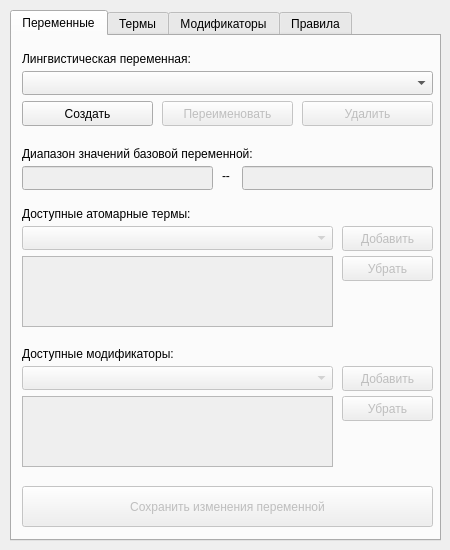
Above: fuzzy.ui from chrinide/pyfrbs before the change. Below: the same form after it.
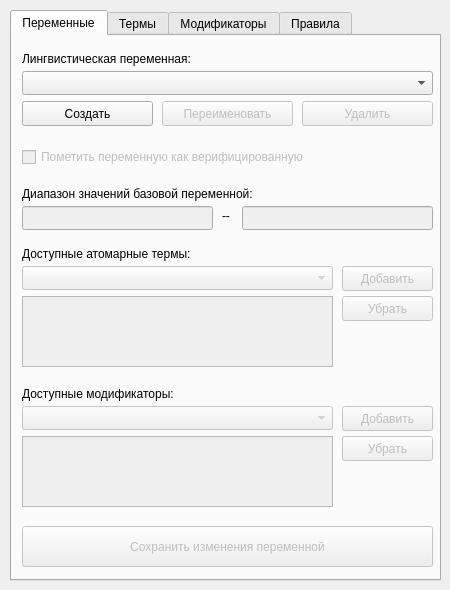
That is the form after the change.

Commit message: Implement variables, term and hedges verification

Diff of the .ui file:
```diff
--- a/fuzzy.ui
+++ b/fuzzy.ui
@@ -7,19 +7,19 @@
     <x>0</x>
     <y>0</y>
     <width>450</width>
-    <height>550</height>
+    <height>590</height>
    </rect>
   </property>
   <property name="minimumSize">
    <size>
     <width>450</width>
-    <height>550</height>
+    <height>590</height>
    </size>
   </property>
   <property name="maximumSize">
    <size>
     <width>450</width>
-    <height>550</height>
+    <height>590</height>
    </size>
   </property>
   <property name="windowTitle">
@@ -35,7 +35,7 @@
       <x>10</x>
       <y>10</y>
       <width>431</width>
-      <height>531</height>
+      <height>571</height>
      </rect>
     </property>
     <property name="currentIndex">
@@ -65,7 +65,7 @@
       <property name="geometry">
        <rect>
         <x>10</x>
-        <y>220</y>
+        <y>260</y>
         <width>311</width>
         <height>71</height>
        </rect>
@@ -81,7 +81,7 @@
       <property name="geometry">
        <rect>
         <x>330</x>
-        <y>190</y>
+        <y>230</y>
         <width>91</width>
         <height>25</height>
        </rect>
@@ -97,7 +97,7 @@
       <property name="geometry">
        <rect>
         <x>10</x>
-        <y>330</y>
+        <y>370</y>
         <width>311</width>
         <height>24</height>
        </rect>
@@ -120,7 +120,7 @@
       <property name="geometry">
        <rect>
         <x>10</x>
-        <y>310</y>
+        <y>350</y>
         <width>221</width>
         <height>16</height>
        </rect>
@@ -136,7 +136,7 @@
       <property name="geometry">
        <rect>
         <x>10</x>
-        <y>190</y>
+        <y>230</y>
         <width>311</width>
         <height>24</height>
        </rect>
@@ -149,7 +149,7 @@
       <property name="geometry">
        <rect>
         <x>330</x>
-        <y>220</y>
+        <y>260</y>
         <width>91</width>
         <height>25</height>
        </rect>
@@ -165,7 +165,7 @@
       <property name="geometry">
        <rect>
         <x>330</x>
-        <y>330</y>
+        <y>370</y>
         <width>91</width>
         <height>25</height>
        </rect>
@@ -181,7 +181,7 @@
       <property name="geometry">
        <rect>
         <x>330</x>
-        <y>360</y>
+        <y>400</y>
         <width>91</width>
         <height>25</height>
        </rect>
@@ -239,7 +239,7 @@
       <property name="geometry">
        <rect>
         <x>10</x>
-        <y>170</y>
+        <y>210</y>
         <width>241</width>
         <height>16</height>
        </rect>
@@ -255,7 +255,7 @@
       <property name="geometry">
        <rect>
         <x>10</x>
-        <y>360</y>
+        <y>400</y>
         <width>311</width>
         <height>71</height>
        </rect>
@@ -265,7 +265,7 @@
       <property name="geometry">
        <rect>
         <x>10</x>
-        <y>110</y>
+        <y>150</y>
         <width>331</width>
         <height>16</height>
        </rect>
@@ -281,7 +281,7 @@
       <property name="geometry">
        <rect>
         <x>10</x>
-        <y>130</y>
+        <y>170</y>
         <width>191</width>
         <height>24</height>
        </rect>
@@ -303,7 +303,7 @@
       <property name="geometry">
        <rect>
         <x>230</x>
-        <y>130</y>
+        <y>170</y>
         <width>191</width>
         <height>24</height>
        </rect>
@@ -313,7 +313,7 @@
       <property name="geometry">
        <rect>
         <x>210</x>
-        <y>130</y>
+        <y>170</y>
         <width>16</width>
         <height>20</height>
        </rect>
@@ -329,7 +329,7 @@
       <property name="geometry">
        <rect>
         <x>10</x>
-        <y>450</y>
+        <y>490</y>
         <width>411</width>
         <height>41</height>
        </rect>
@@ -338,6 +338,22 @@
        <string>Сохранить изменения переменной</string>
       </property>
      </widget>
+     <widget class="QCheckBox" name="uiVariableVerifiedCheck">
+      <property name="enabled">
+       <bool>false</bool>
+      </property>
+      <property name="geometry">
+       <rect>
+        <x>10</x>
+        <y>110</y>
+        <width>391</width>
+        <height>22</height>
+       </rect>
+      </property>
+      <property name="text">
+       <string>Пометить переменную как верифицированную</string>
+      </property>
+     </widget>
     </widget>
     <widget class="QWidget" name="uiTermsTab">
      <attribute name="title">
```
Left out of the diff: 48 changed lines with no effect on the pictures. The commit also changes 1 other file.
